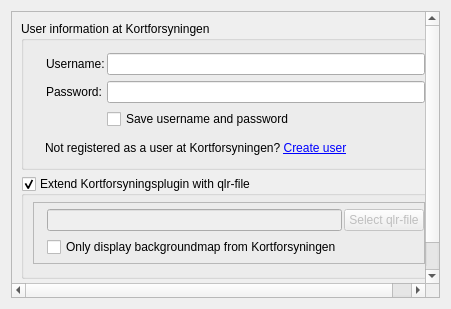
Qt form Kortforsyningen/kf_settings.ui (Septima/Qgis_plugin_Kortforsyningen) before a commit.
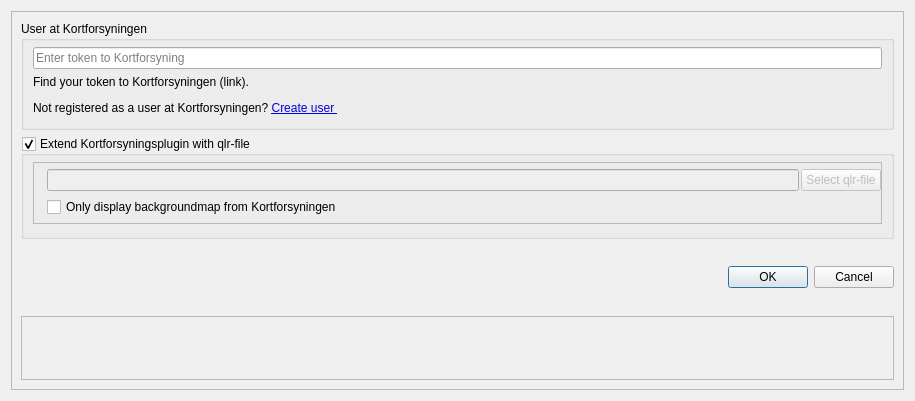
The same form after that commit.

Commit message: Use token instead of username/password

Diff of the .ui file:
```diff
--- a/Kortforsyningen/kf_settings.ui
+++ b/Kortforsyningen/kf_settings.ui
@@ -9,8 +9,8 @@
    <rect>
     <x>0</x>
     <y>0</y>
-    <width>451</width>
-    <height>309</height>
+    <width>915</width>
+    <height>401</height>
    </rect>
   </property>
   <property name="sizePolicy">
@@ -42,30 +42,11 @@
        <rect>
         <x>0</x>
         <y>0</y>
-        <width>431</width>
-        <height>289</height>
+        <width>895</width>
+        <height>381</height>
        </rect>
       </property>
       <layout class="QGridLayout" name="gridLayout_2">
-       <item row="3" column="0">
-        <widget class="QDialogButtonBox" name="buttonBox">
-         <property name="sizePolicy">
-          <sizepolicy hsizetype="MinimumExpanding" vsizetype="Preferred">
-           <horstretch>0</horstretch>
-           <verstretch>0</verstretch>
-          </sizepolicy>
-         </property>
-         <property name="layoutDirection">
-          <enum>Qt::LeftToRight</enum>
-         </property>
-         <property name="orientation">
-          <enum>Qt::Horizontal</enum>
-         </property>
-         <property name="standardButtons">
-          <set>QDialogButtonBox::Cancel|QDialogButtonBox::Ok</set>
-         </property>
-        </widget>
-       </item>
        <item row="1" column="0">
         <widget class="QGroupBox" name="use_custom_qlr_file">
          <property name="sizePolicy">
@@ -162,6 +143,17 @@
          </layout>
         </widget>
        </item>
+       <item row="3" column="0">
+        <widget class="QFrame" name="frame">
+         <property name="frameShape">
+          <enum>QFrame::StyledPanel</enum>
+         </property>
+         <property name="frameShadow">
+          <enum>QFrame::Raised</enum>
+         </property>
+         <layout class="QGridLayout" name="gridLayout"/>
+        </widget>
+       </item>
        <item row="0" column="0">
         <widget class="QGroupBox" name="groupBox">
          <property name="sizePolicy">
@@ -171,7 +163,7 @@
           </sizepolicy>
          </property>
          <property name="title">
-          <string>User information at Kortforsyningen</string>
+          <string>User at Kortforsyningen</string>
          </property>
          <layout class="QVBoxLayout" name="verticalLayout">
           <property name="topMargin">
@@ -181,91 +173,25 @@
            <number>12</number>
           </property>
           <item>
-           <widget class="QWidget" name="widget" native="true">
-            <property name="sizePolicy">
-             <sizepolicy hsizetype="Preferred" vsizetype="Fixed">
-              <horstretch>0</horstretch>
-              <verstretch>0</verstretch>
-             </sizepolicy>
+           <widget class="QLineEdit" name="token">
+            <property name="autoFillBackground">
+             <bool>false</bool>
             </property>
-            <layout class="QGridLayout" name="gridLayout_5">
-             <property name="leftMargin">
-              <number>13</number>
-             </property>
-             <property name="topMargin">
-              <number>6</number>
-             </property>
-             <property name="rightMargin">
-              <number>0</number>
-             </property>
-             <property name="bottomMargin">
-              <number>6</number>
-             </property>
-             <property name="horizontalSpacing">
-              <number>2</number>
-             </property>
-             <property name="verticalSpacing">
-              <number>6</number>
-             </property>
-             <item row="0" column="1">
-              <widget class="QLineEdit" name="username"/>
-             </item>
-             <item row="2" column="1">
-              <widget class="QCheckBox" name="remember_settings">
-               <property name="text">
-                <string>Save username and password</string>
-               </property>
-              </widget>
-             </item>
-             <item row="0" column="0">
-              <widget class="QLabel" name="username_label">
-               <property name="text">
-                <string>Username:</string>
-               </property>
-              </widget>
-             </item>
-             <item row="1" column="0">
-              <widget class="QLabel" name="password_label">
-               <property name="text">
-                <string>Password:</string>
-               </property>
-              </widget>
-             </item>
-             <item row="1" column="1">
-              <widget class="QLineEdit" name="password">
-               <property name="autoFillBackground">
-                <bool>false</bool>
-               </property>
-               <property name="inputMask">
-                <string notr="true"/>
-               </property>
-               <property name="echoMode">
-                <enum>QLineEdit::Password</enum>
-               </property>
-              </widget>
-             </item>
-            </layout>
+            <property name="inputMask">
+             <string notr="true"/>
+            </property>
+            <property name="echoMode">
+             <enum>QLineEdit::Normal</enum>
+            </property>
+            <property name="placeholderText">
+             <string>Enter token to Kortforsyning</string>
+            </property>
            </widget>
           </item>
           <item>
-           <widget class="QLabel" name="label">
-            <property name="sizePolicy">
-             <sizepolicy hsizetype="Preferred" vsizetype="Fixed">
-              <horstretch>0</horstretch>
-              <verstretch>0</verstretch>
-             </sizepolicy>
-            </property>
-            <property name="layoutDirection">
-             <enum>Qt::LeftToRight</enum>
-            </property>
+           <widget class="QLabel" name="label_2">
             <property name="text">
-             <string>&lt;html&gt;&lt;head/&gt;&lt;body&gt;&lt;p&gt;      Not registered as a user at Kortforsyningen? &lt;a href=&quot;http://download.kortforsyningen.dk//content/opret-mig-som-bruger&quot;&gt;&lt;span style=&quot; text-decoration: underline; color:#0000ff;&quot;&gt;Create user&lt;/span&gt;&lt;/a&gt;&lt;/p&gt;&lt;/body&gt;&lt;/html&gt;</string>
-            </property>
-            <property name="margin">
-             <number>0</number>
-            </property>
-            <property name="indent">
-             <number>12</number>
+             <string>&lt;html&gt;&lt;head/&gt;&lt;body&gt;&lt;p&gt;Find your token to Kortforsyningen (link).&lt;/p&gt;&lt;p&gt;Not registered as a user at Kortforsyningen? &lt;a href=&quot;http://download.kortforsyningen.dk//content/opret-mig-som-bruger&quot;&gt;&lt;span style=&quot; text-decoration: underline; color:#0000ff;&quot;&gt;Create user &lt;/span&gt;&lt;/a&gt;&lt;/p&gt;&lt;/body&gt;&lt;/html&gt;</string>
             </property>
             <property name="openExternalLinks">
              <bool>true</bool>
@@ -275,6 +201,25 @@
          </layout>
         </widget>
        </item>
+       <item row="2" column="0">
+        <widget class="QDialogButtonBox" name="buttonBox">
+         <property name="sizePolicy">
+          <sizepolicy hsizetype="MinimumExpanding" vsizetype="Preferred">
+           <horstretch>0</horstretch>
+           <verstretch>0</verstretch>
+          </sizepolicy>
+         </property>
+         <property name="layoutDirection">
+          <enum>Qt::LeftToRight</enum>
+         </property>
+         <property name="orientation">
+          <enum>Qt::Horizontal</enum>
+         </property>
+         <property name="standardButtons">
+          <set>QDialogButtonBox::Cancel|QDialogButtonBox::Ok</set>
+         </property>
+        </widget>
+       </item>
       </layout>
      </widget>
     </widget>
```
Left out of the diff: 4 changed lines with no effect on the pictures. The commit also changes 5 other files.
